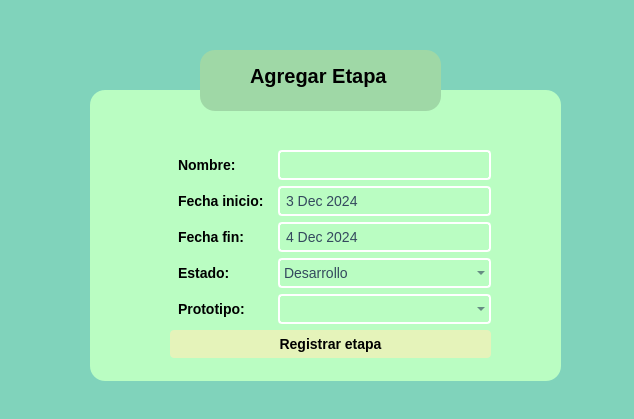
Qt form formulario_etapas.ui (julinavas14/trabajo_programacion_sql) before a commit.
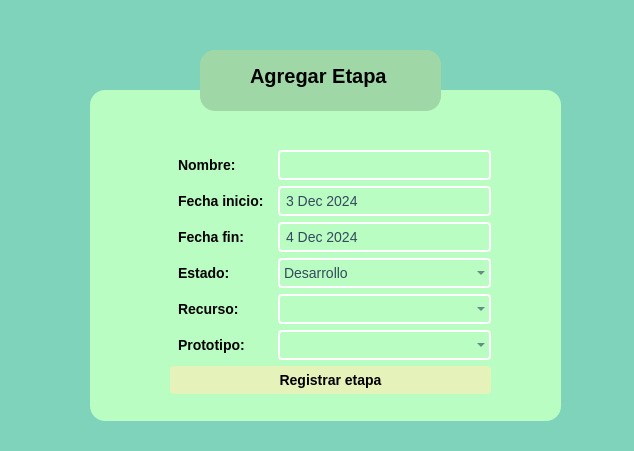
The same form after that commit.

Patch:
```diff
--- a/formulario_etapas.ui
+++ b/formulario_etapas.ui
@@ -7,7 +7,7 @@
     <x>0</x>
     <y>0</y>
     <width>634</width>
-    <height>419</height>
+    <height>451</height>
    </rect>
   </property>
   <property name="windowTitle">
@@ -22,7 +22,7 @@
      <x>90</x>
      <y>90</y>
      <width>471</width>
-     <height>291</height>
+     <height>331</height>
     </rect>
    </property>
    <property name="styleSheet">
@@ -75,7 +75,7 @@
       <x>80</x>
       <y>60</y>
       <width>321</width>
-      <height>216</height>
+      <height>253</height>
      </rect>
     </property>
     <layout class="QFormLayout" name="formLayout">
@@ -148,7 +148,7 @@
        </property>
       </widget>
      </item>
-     <item row="5" column="0" colspan="2">
+     <item row="6" column="0" colspan="2">
       <widget class="QPushButton" name="addenviar">
        <property name="text">
         <string>Registrar etapa</string>
@@ -169,7 +169,7 @@
        </item>
       </widget>
      </item>
-     <item row="4" column="0">
+     <item row="5" column="0">
       <widget class="QLabel" name="protoripoLabel">
        <property name="styleSheet">
         <string notr="true">font-weight: bold;</string>
@@ -179,9 +179,22 @@
        </property>
       </widget>
      </item>
-     <item row="4" column="1">
+     <item row="5" column="1">
       <widget class="QComboBox" name="addproto"/>
      </item>
+     <item row="4" column="0">
+      <widget class="QLabel" name="label_2">
+       <property name="styleSheet">
+        <string notr="true">font-weight: bold;</string>
+       </property>
+       <property name="text">
+        <string>Recurso: </string>
+       </property>
+      </widget>
+     </item>
+     <item row="4" column="1">
+      <widget class="QComboBox" name="addrecurso"/>
+     </item>
     </layout>
    </widget>
   </widget>
```
